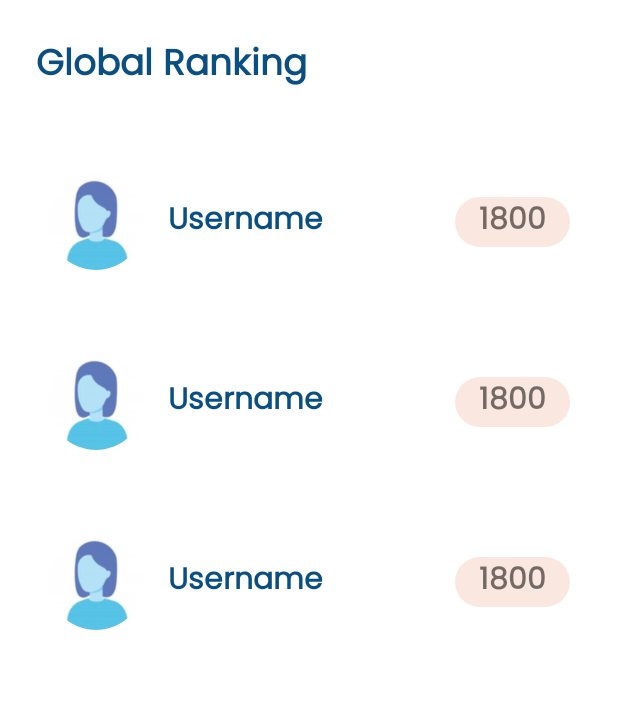
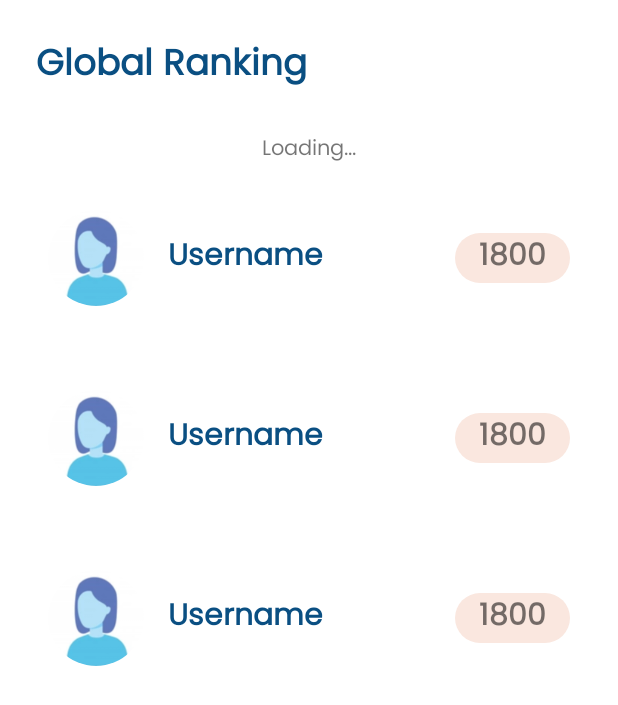
Before and after one commit to sidiqnugrahaa/Capstone-SIBI, an Android app: the layout fragment_globalrank.xml on its own in the app's theme, with its tools: preview values and no code run, on a phone screen of 412 x 824 dp. Shown: the top 705 px of the screen. Run offline under Robolectric (Android 15) with nearby library versions, the phone set to English and light mode, and no system bars.

Commit message:
Global Rank

```diff
--- a/md/SIBI/app/src/main/res/layout/fragment_globalrank.xml
+++ b/md/SIBI/app/src/main/res/layout/fragment_globalrank.xml
@@ -14,6 +14,14 @@
         android:textColor="@color/dark_blue"
         android:layout_margin="24dp"/>
 
+    <TextView
+        android:id="@+id/status"
+        android:text=""
+        tools:text="Loading..."
+        android:gravity="center"
+        android:layout_width="match_parent"
+        android:layout_height="wrap_content" />
+
     <androidx.recyclerview.widget.RecyclerView
         android:id="@+id/rv_global_rank"
         android:layout_width="match_parent"
```
Also changed, not shown: md/SIBI/app/src/main/java/com/sidiq/sibi/ui/leaderboard/rank/RankFragment.kt (+9 -2 lines).
